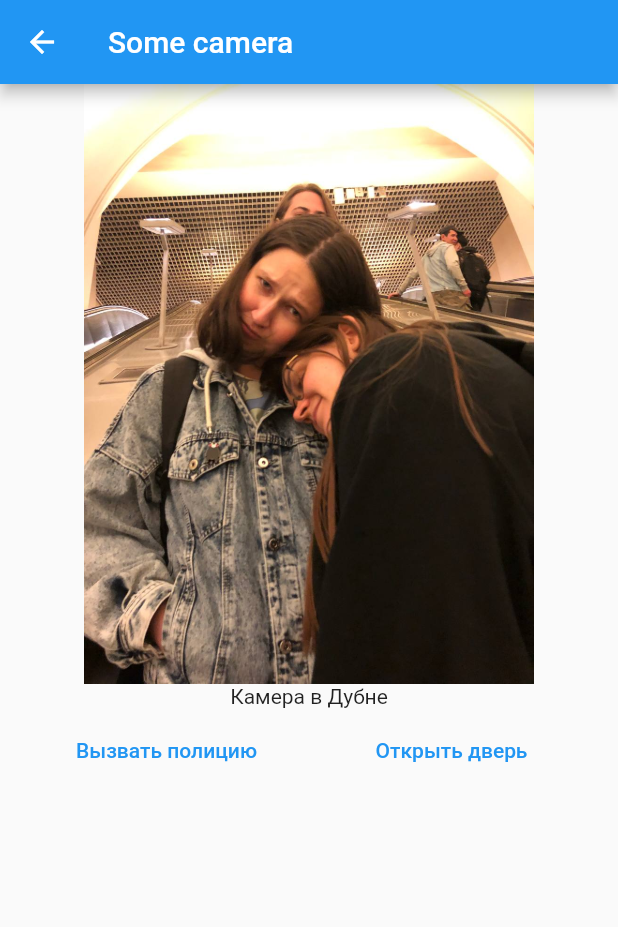
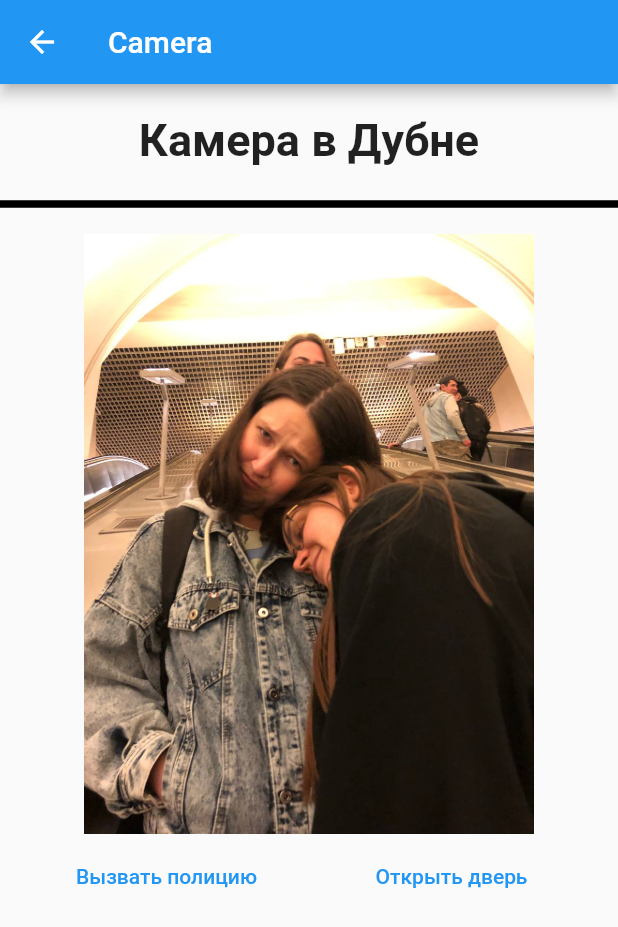
Before and after one commit to DbnStr/Remote-Camera-Vision, a Flutter app: the SecondPage screen opened directly, on a phone screen of 412 x 824 dp. Shown: the top 927 px of the screen. Run offline on Flutter 3.47's test engine with Material 2 defaults, Android fonts, the phone set to English and light mode, and no system bars.

Commit message:
upgrade camera ui

```diff
--- a/rcv_mobile_app/lib/main.dart
+++ b/rcv_mobile_app/lib/main.dart
@@ -68,17 +68,27 @@ class SecondPage extends StatelessWidget {
   Widget build(BuildContext context) {
     return Scaffold(
       appBar: AppBar(
-        title: Text('Some camera'),
+        title: const Text('Camera'),
       ),
       body: Center(
         child: Column(
           children: <Widget>[
+            Text(
+              cameras[index].name,
+              style: const TextStyle(
+                  fontWeight: FontWeight.bold,
+                  fontSize: 30,
+                  height: 2),
+            ),
+            const Divider(
+              height: 40,
+              thickness: 5,
+              endIndent: 0,
+              color: Colors.black,
+            ),
             Image.asset('assets/images/sample1.jpg',
                 height: 400,
                 width: 400,
-            ),
-            Text(
-                cameras[index].name
             ),
             ListTile(
               //contentPadding: EdgeInsets.all(<some value here>),//change for side padding
```
